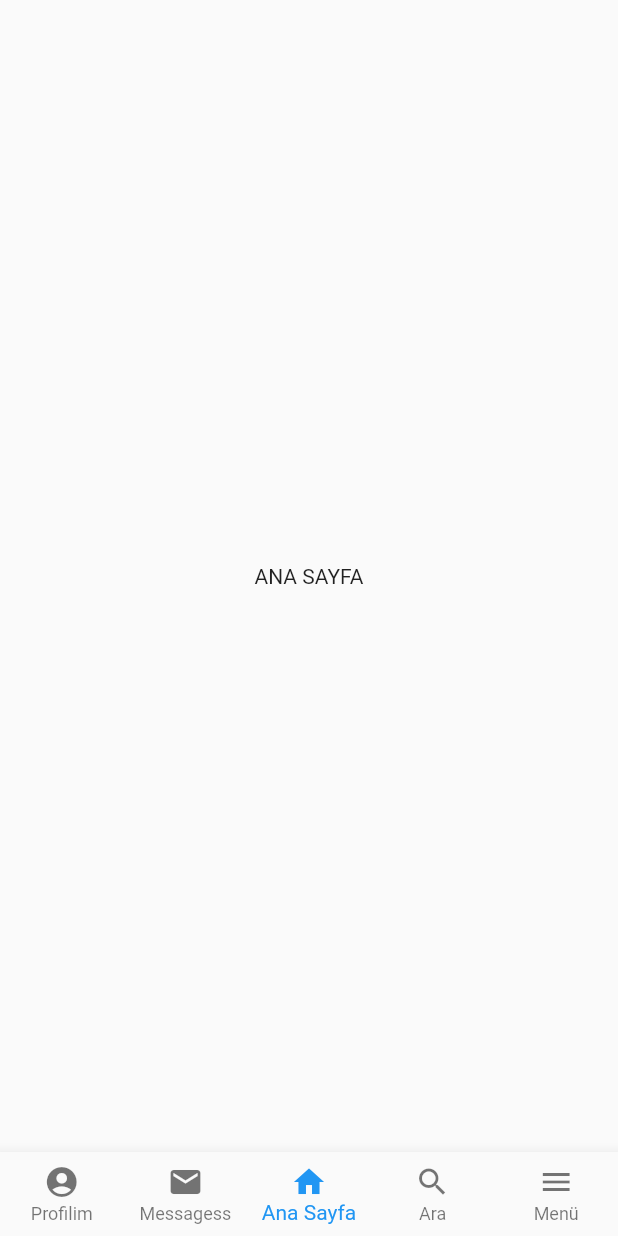
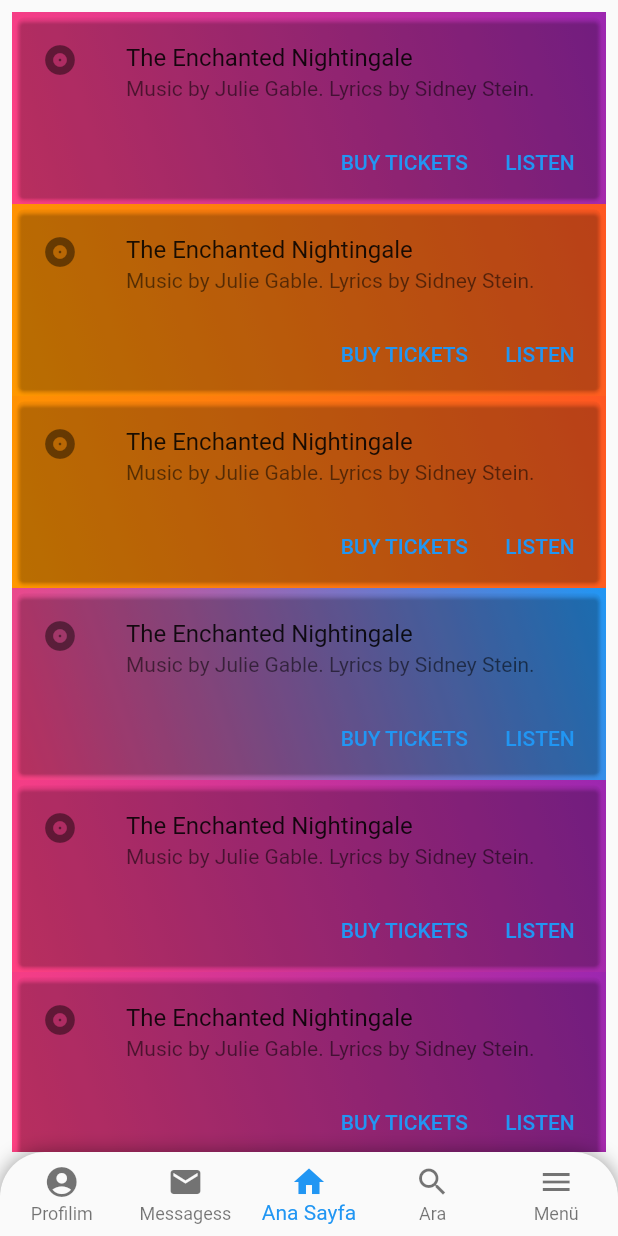
Before and after one commit to abdullah017/Flutter_BottomNavbarWithDrawer, a Flutter app: the screen it shows after launch, on a phone screen of 412 x 824 dp. Run offline on Flutter 3.47's test engine with Material 2 defaults, Android fonts, the phone set to English and light mode, and no system bars.

Commit message:
second commit

```diff
--- /dev/null
+++ b/lib/listPage.dart
@@ -0,0 +1,92 @@
+import 'package:flutter/material.dart';
+
+class ListPage extends StatelessWidget {
+  @override
+  Widget build(BuildContext context) {
+    return SingleChildScrollView(
+          child: SafeArea(
+            child: Padding(
+          padding: const EdgeInsets.all(8.0),
+          child: Column(
+            mainAxisAlignment: MainAxisAlignment.center,
+            children: [
+              GradientCard(
+                gColor1:Colors.purple,
+                gColor2:Colors.pinkAccent,
+              ),
+               GradientCard(
+                gColor1:Colors.deepOrange,
+                gColor2:Colors.orange
+              ),
+                GradientCard(
+                  gColor1:Colors.deepOrange,
+                gColor2:Colors.orange
+              ),
+                GradientCard(
+                gColor1:Colors.blue,
+                gColor2:Colors.pinkAccent,
+              ),
+                GradientCard(
+                gColor1:Colors.purple,
+                gColor2:Colors.pinkAccent,
+              ),
+                GradientCard(
+                gColor1:Colors.purple,
+                gColor2:Colors.pinkAccent,
+              ),
+            ],
+          ),
+        ),
+      ),
+    );
+  }
+}
+
+class GradientCard extends StatelessWidget {
+
+final Color gColor1;
+final Color gColor2;
+
+  const GradientCard({
+    Key key, this.gColor1, this.gColor2,
+  }) : super(key: key);
+
+  @override
+  Widget build(BuildContext context) {
+    return Container(
+      decoration: BoxDecoration(
+          gradient: LinearGradient(
+              begin: Alignment.topRight,
+              end: Alignment.bottomLeft,
+              colors: [gColor1, gColor2])),
+      child: Card(
+        color: Colors.transparent,
+        child: Column(
+          mainAxisSize: MainAxisSize.min,
+          children: <Widget>[
+            const ListTile(
+              leading: Icon(Icons.album),
+              title: Text('The Enchanted Nightingale'),
+              subtitle: Text('Music by Julie Gable. Lyrics by Sidney Stein.'),
+            ),
+            Row(
+              mainAxisAlignment: MainAxisAlignment.end,
+              children: <Widget>[
+                TextButton(
+                  child: const Text('BUY TICKETS'),
+                  onPressed: () {/* ... */},
+                ),
+                const SizedBox(width: 8),
+                TextButton(
+                  child: const Text('LISTEN'),
+                  onPressed: () {/* ... */},
+                ),
+                const SizedBox(width: 8),
+              ],
+            ),
+          ],
+        ),
+      ),
+    );
+  }
+}
--- a/lib/main.dart
+++ b/lib/main.dart
@@ -1,3 +1,4 @@
+import 'package:diyet/listPage.dart';
 import 'package:flutter/material.dart';
 
 void main() {
@@ -5,7 +6,6 @@ void main() {
 }
 
 class MyApp extends StatelessWidget {
-
   @override
   Widget build(BuildContext context) {
     return MaterialApp(
@@ -22,23 +22,36 @@ class MyHomePage extends StatefulWidget {
 }
 
 class _MyHomePageState extends State<MyHomePage> {
-
   int _currentIndex = 2;
   final List<Widget> _children = [
     MenuText("PROFİLİM SAYFASI"),
     MenuText("MESAJLARIM SAYFASI"),
-       MenuText("ANA SAYFA"),
+    ListPage(),
     MenuText("ARAMA SAYFASI"),
     MenuText("MENU SAYFASI"),
-
   ];
-
+  GlobalKey<ScaffoldState> _drawerKey = GlobalKey();
   @override
   Widget build(BuildContext context) {
     return Scaffold(
-      bottomNavigationBar: BottomNavigationBar(
+        key: _drawerKey,
+        drawer: Drawer(),
+        bottomNavigationBar: Container(
+          decoration: BoxDecoration(
+            borderRadius: BorderRadius.only(
+                topRight: Radius.circular(30), topLeft: Radius.circular(30)),
+            boxShadow: [
+              BoxShadow(color: Colors.black38, spreadRadius: 0, blurRadius: 10),
+            ],
+          ),
+          child: ClipRRect(
+            borderRadius: BorderRadius.only(
+              topLeft: Radius.circular(30.0),
+              topRight: Radius.circular(30.0),
+            ),
+            child: BottomNavigationBar(
               currentIndex: _currentIndex,
-       onTap:onTabTapped,
+              onTap: onTabTapped,
               type: BottomNavigationBarType.fixed,
               items: [
                 BottomNavigationBarItem(
@@ -50,40 +63,31 @@ class _MyHomePageState extends State<MyHomePage> {
                   label: "Messagess",
                 ),
                 BottomNavigationBarItem(
-           icon: Icon(Icons.home),
-           label:"Ana Sayfa"
-         ),
-         BottomNavigationBarItem(
-           icon: Icon(Icons.search),
-           label:"Ara"
-         ),
-         BottomNavigationBarItem(
-           icon: Icon(Icons.menu),
-           label:"Menü"
-         )
+                    icon: Icon(Icons.home), label: "Ana Sayfa"),
+                BottomNavigationBarItem(icon: Icon(Icons.search), label: "Ara"),
+                BottomNavigationBarItem(icon: Icon(Icons.menu), label: "Menü")
               ],
             ),
-    body: _children[_currentIndex]
-   );
+          ),
+        ),
+        body: _children[_currentIndex]);
   }
+
   void onTabTapped(int index) {
     setState(() {
-     _currentIndex = index;
+      index == 4 ? _drawerKey.currentState.openDrawer() : _currentIndex = index;
     });
   }
 }
 
-
 class MenuText extends StatelessWidget {
   final String txt;
-
   MenuText(this.txt);
 
   @override
   Widget build(BuildContext context) {
     return Container(
-     child:
-    Center(child: Text(txt)),
+      child: Center(child: Text(txt)),
     );
   }
 }
```
Lines whose indentation alone changed are shown as unchanged.
